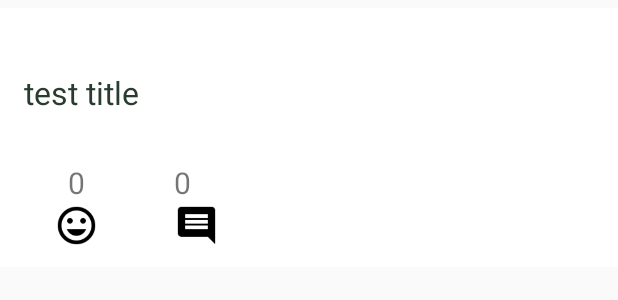
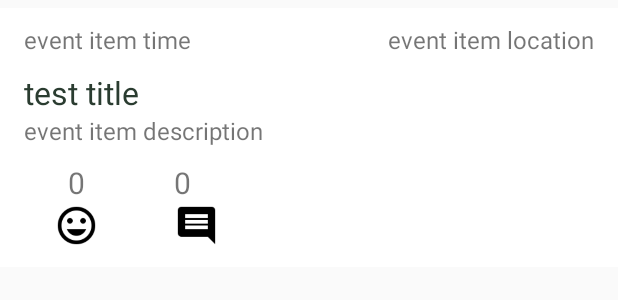
Before and after one commit to chen4393c/EventReporter, an Android app: the layout event_list_item.xml on its own in the app's theme, with its tools: preview values and no code run, on a phone screen of 412 x 824 dp. Shown: the top 300 px of the screen. Run offline under Robolectric (Android 15) with nearby library versions, the phone set to English and light mode, and no system bars.

```diff
--- a/app/src/main/java/com/laioffer/eventreporter/Utils.java
+++ b/app/src/main/java/com/laioffer/eventreporter/Utils.java
@@ -37,8 +37,8 @@ public class Utils {
      * @return formatted string of time stamp
      */
     public static String timeTransformer(long millis) {
-        long currenttime = System.currentTimeMillis();
-        long diff = currenttime - millis;
+        long currentTime = System.currentTimeMillis();
+        long diff = currentTime - millis;
         long seconds = TimeUnit.MILLISECONDS.toSeconds(diff);
         long minutes = TimeUnit.MILLISECONDS.toMinutes(diff);
         long hours = TimeUnit.MILLISECONDS.toHours(diff);
@@ -61,7 +61,6 @@ public class Utils {
     public static Bitmap getBitmapFromURL(String imageUrl) {
         Bitmap bitmap = null;
 
-        if (bitmap == null) {
         try {
             URL url = new URL(imageUrl);
             HttpURLConnection connection = (HttpURLConnection) url.openConnection();
@@ -73,7 +72,6 @@ public class Utils {
             e.printStackTrace();
             Log.e("Error: ", e.getMessage().toString());
         }
-        }
 
         return bitmap;
     }
--- a/app/src/main/res/layout/event_list_item.xml
+++ b/app/src/main/res/layout/event_list_item.xml
@@ -1,6 +1,6 @@
 <?xml version="1.0" encoding="utf-8"?>
-<LinearLayout
-    xmlns:android="http://schemas.android.com/apk/res/android"
+<LinearLayout xmlns:android="http://schemas.android.com/apk/res/android"
+              xmlns:tools="http://schemas.android.com/tools"
               android:layout_marginTop="5dp"
               android:layout_marginBottom="5dp"
               android:orientation="vertical"
@@ -22,7 +22,8 @@
             android:layout_height="wrap_content"
             android:layout_alignParentLeft="true"
             android:textSize="16sp"
-            android:fontFamily="Roboto"/>
+            android:fontFamily="Roboto"
+            tools:text="event item time"/>
 
         <TextView
             android:id="@+id/event_item_location"
@@ -30,7 +31,8 @@
             android:layout_height="wrap_content"
             android:layout_alignParentRight="true"
             android:textSize="16sp"
-            android:fontFamily="Roboto"/>
+            android:fontFamily="Roboto"
+            tools:text="event item location"/>
 
     </RelativeLayout>
 
@@ -51,7 +53,8 @@
         android:ellipsize="end"
         android:maxLines="2"
         android:textSize="16sp"
-        android:fontFamily="Roboto"/>
+        android:fontFamily="Roboto"
+        tools:text="event item description"/>
 
     <ImageView
         android:id="@+id/event_item_img"
```
Also changed, not shown: app/src/main/java/com/laioffer/eventreporter/EventListAdapter.java (+8 -6 lines). Lines whose indentation alone changed are shown as unchanged.
